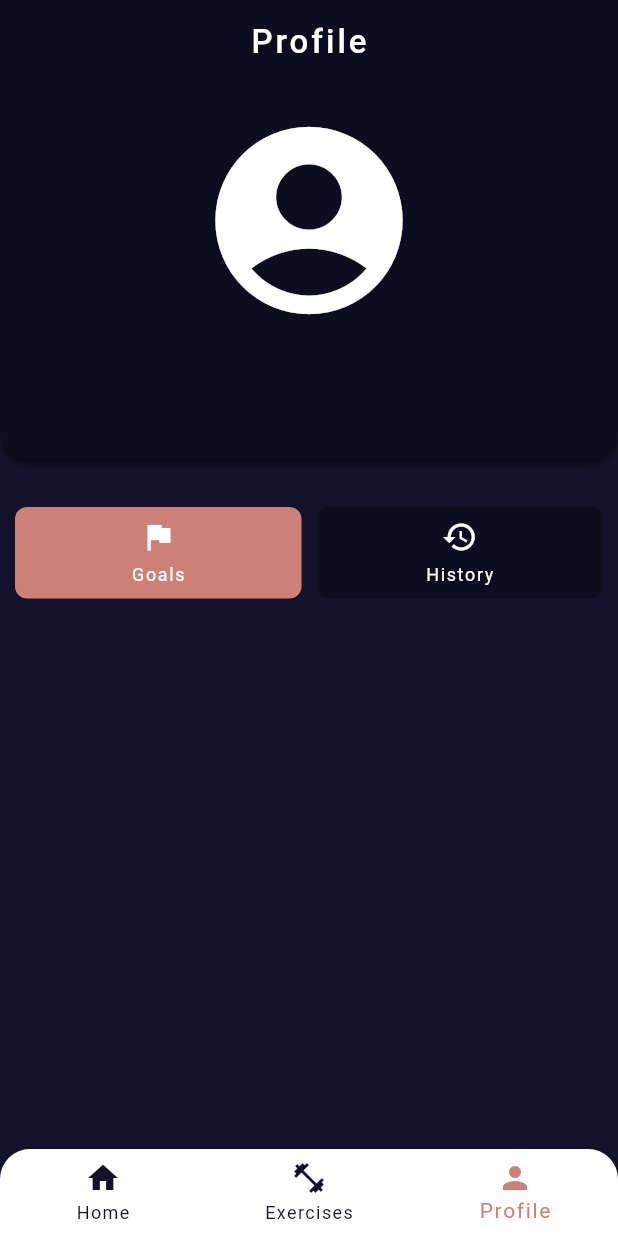
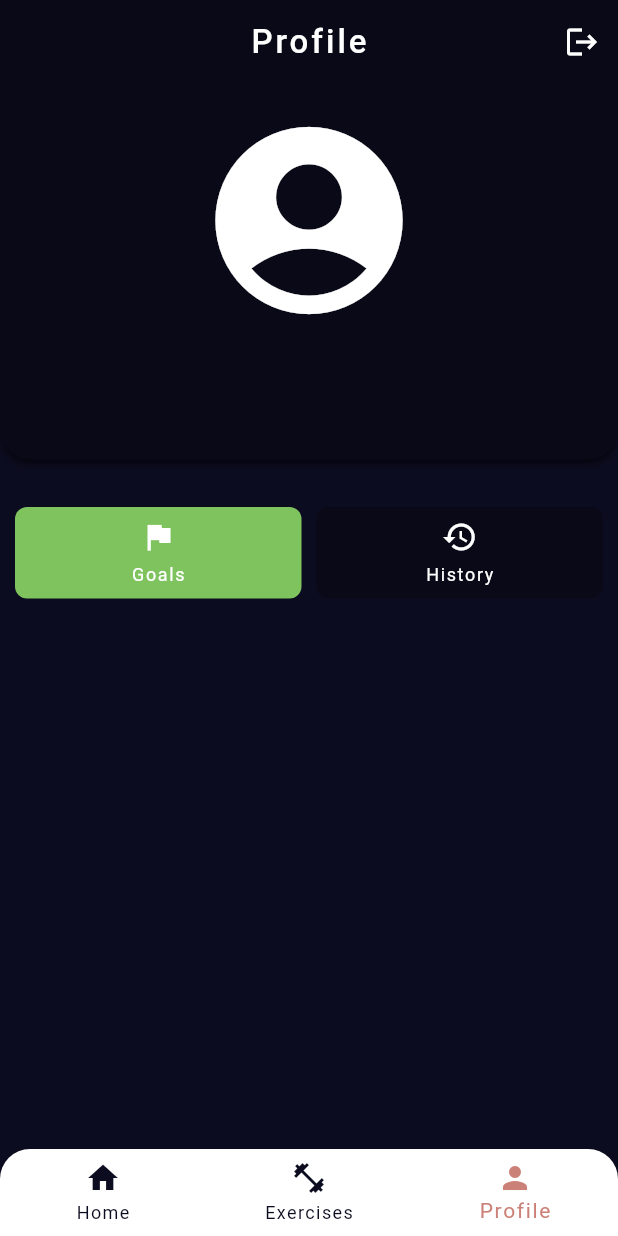
Before and after one commit to DanceaRadu/DailyDrive, a Flutter app: the screen it shows once a user with an empty profile is signed in, item 3 of the bottom bar chosen, on a phone screen of 412 x 824 dp. Run offline on Flutter 3.47's test engine with Material 3 defaults, Android fonts, the phone set to English and light mode, and no system bars; our stand-ins replace cloud_firestore, firebase_auth, firebase_core, flutter_riverpod, google_sign_in, riverpod; accounts and stored records are empty; generated files the repository leaves out were written again.

Commit message:
Started working on the goals page.

```diff
--- a/lib/color_palette.dart
+++ b/lib/color_palette.dart
@@ -2,9 +2,9 @@ import 'package:flutter/material.dart';
 
 class ColorPalette {
 
-  static const Color seedColor = Color(0xFF12122B);
-  static const Color surface = Color(0xFF12122B);
-  static const Color darkerSurface = Color(0xFF0D0D1F);
+  static const Color seedColor = Color(0xFF0C0C20);
+  static const Color surface = Color(0xFF0C0C20);
+  static const Color darkerSurface = Color(0xFF090917);
   static const Color onSurface = Color(0xFFFFFFFF);
   static const Color secondary = Color(0xFFCB8177);
   static const Color accent = Color(0xFF7FC35F);
--- a/lib/pages/auth_pages/auth_page.dart
+++ b/lib/pages/auth_pages/auth_page.dart
@@ -29,7 +29,7 @@ class _AuthPageState extends State<AuthPage> {
   @override
   Widget build(BuildContext context) {
     return Scaffold(
-      backgroundColor: ColorPalette.backgroundColor,
+      backgroundColor: ColorPalette.surface,
       resizeToAvoidBottomInset: true,
       body: SafeArea(
         child: LayoutBuilder(
--- a/lib/pages/home_page.dart
+++ b/lib/pages/home_page.dart
@@ -3,6 +3,7 @@ import 'package:daily_drive/pages/dashboard_page.dart';
 import 'package:daily_drive/pages/profile_page/profile_page.dart';
 import 'package:flutter/material.dart';
 import 'package:firebase_auth/firebase_auth.dart';
+import 'package:google_sign_in/google_sign_in.dart';
 
 import 'exercise_page/exercise_page.dart';
 
@@ -43,6 +44,15 @@ class _HomePageState extends State<HomePage> {
         scrolledUnderElevation: 0,
         centerTitle: true,
         backgroundColor: _selectedPageIndex == 2 ? ColorPalette.darkerSurface : ColorPalette.surface,
+        actions: _selectedPageIndex == 2 ? [
+          IconButton(
+            icon: const Icon(Icons.logout),
+            onPressed: () async {
+              await FirebaseAuth.instance.signOut();
+              await GoogleSignIn().signOut();
+            },
+          ),
+        ] : [],
       ),
       body: activePage,
       bottomNavigationBar: ClipRRect(
--- a/lib/pages/profile_page/goals_summary.dart
+++ /dev/null
@@ -1,28 +0,0 @@
-import 'package:flutter/material.dart';
-
-class GoalsSummary extends StatefulWidget {
-  const GoalsSummary({super.key});
-
-  @override
-  State<GoalsSummary> createState() => _GoalsSummaryState();
-}
-
-class _GoalsSummaryState extends State<GoalsSummary> {
-  @override
-  Widget build(BuildContext context) {
-    return Container(
-      width: double.infinity,
-      height: 600,
-      decoration: BoxDecoration(
-        color: Colors.transparent,
-        borderRadius: BorderRadius.circular(8.0),
-      ),
-      child: const Center(
-        child: Text(
-          '',
-          style: TextStyle(fontSize: 18),
-        ),
-      ),
-    );
-  }
-}
--- a/lib/pages/profile_page/profile_page.dart
+++ b/lib/pages/profile_page/profile_page.dart
@@ -1,10 +1,9 @@
 import 'package:daily_drive/color_palette.dart';
-import 'package:daily_drive/pages/profile_page/goals_summary.dart';
+import 'package:daily_drive/pages/profile_page/goals/goals_summary.dart';
 import 'package:daily_drive/pages/profile_page/profile_info.dart';
 import 'package:daily_drive/pages/profile_page/profile_tab_selector.dart';
 import 'package:firebase_auth/firebase_auth.dart';
 import 'package:flutter/material.dart';
-import 'package:google_sign_in/google_sign_in.dart';
 
 import '../../styling_variables.dart';
 
@@ -74,39 +73,8 @@ class _ProfilePageState extends State<ProfilePage> {
                   child: Column(
                     children: [
                       ProfileTabSelector(selectedIndex: selectedIndex, onTap: onTap),
+                      const SizedBox(height: 25),
                       renderedTab,
-                      const SizedBox(height: 10),
-                      OutlinedButton(
-                        onPressed: () async {
-                          await FirebaseAuth.instance.signOut();
-                          await GoogleSignIn().signOut();
-                        },
-                        style: OutlinedButton.styleFrom(
-                          side: const BorderSide(color: Color.fromARGB(150, 255, 0, 0), width: 2.0), // Border color and width
-                          shape: RoundedRectangleBorder(
-                            borderRadius: BorderRadius.circular(8.0), // Rounded corners
-                          ),
-                          padding: const EdgeInsets.symmetric(horizontal: 16, vertical: 8), // Button padding
-                        ),
-                        child: const Row(
-                          mainAxisSize: MainAxisSize.min,
-                          children: [
-                            Icon(
-                              Icons.exit_to_app,
-                              color: Color.fromARGB(150, 255, 0, 0),
-                            ),
-                            SizedBox(width: 8), // Spacing between icon and text
-                            Text(
-                              "Logout",
-                              style: TextStyle(
-                                color: Color.fromARGB(150, 255, 0, 0), // Text color to match border
-                                fontSize: 16,
-                                fontWeight: FontWeight.bold,
-                              ),
-                            ),
-                          ],
-                        ),
-                      ),
                       const SizedBox(height: 15),
                     ]
                   ),
--- a/lib/pages/profile_page/profile_tab_selector.dart
+++ b/lib/pages/profile_page/profile_tab_selector.dart
@@ -23,7 +23,7 @@ class ProfileTabSelector extends StatelessWidget {
               width: 90,
               padding: const EdgeInsets.all(8),
               decoration: BoxDecoration(
-                color: selectedIndex == 0 ? ColorPalette.secondary : ColorPalette.darkerSurface,
+                color: selectedIndex == 0 ? ColorPalette.accent : ColorPalette.darkerSurface,
                 borderRadius: BorderRadius.circular(8),
               ),
               child: const Column(
@@ -47,7 +47,7 @@ class ProfileTabSelector extends StatelessWidget {
               width: 90,
               padding: const EdgeInsets.all(8),
               decoration: BoxDecoration(
-                color: selectedIndex == 1 ? ColorPalette.secondary : ColorPalette.darkerSurface,
+                color: selectedIndex == 1 ? ColorPalette.accent : ColorPalette.darkerSurface,
                 borderRadius: BorderRadius.circular(8),
               ),
               child: const Column(
```
Also changed, not shown: lib/main.dart (+6 -1 lines), lib/models/goal.model.dart (added, +46 -0 lines), lib/pages/profile_page/goals/goal_card.dart (added, +39 -0 lines), lib/pages/profile_page/goals/goals_summary.dart (added, +54 -0 lines), lib/providers/goals.provider.dart (added, +13 -0 lines), lib/services/goals.service.dart (added, +38 -0 lines), lib/models/exercise_type.model.dart (added).
